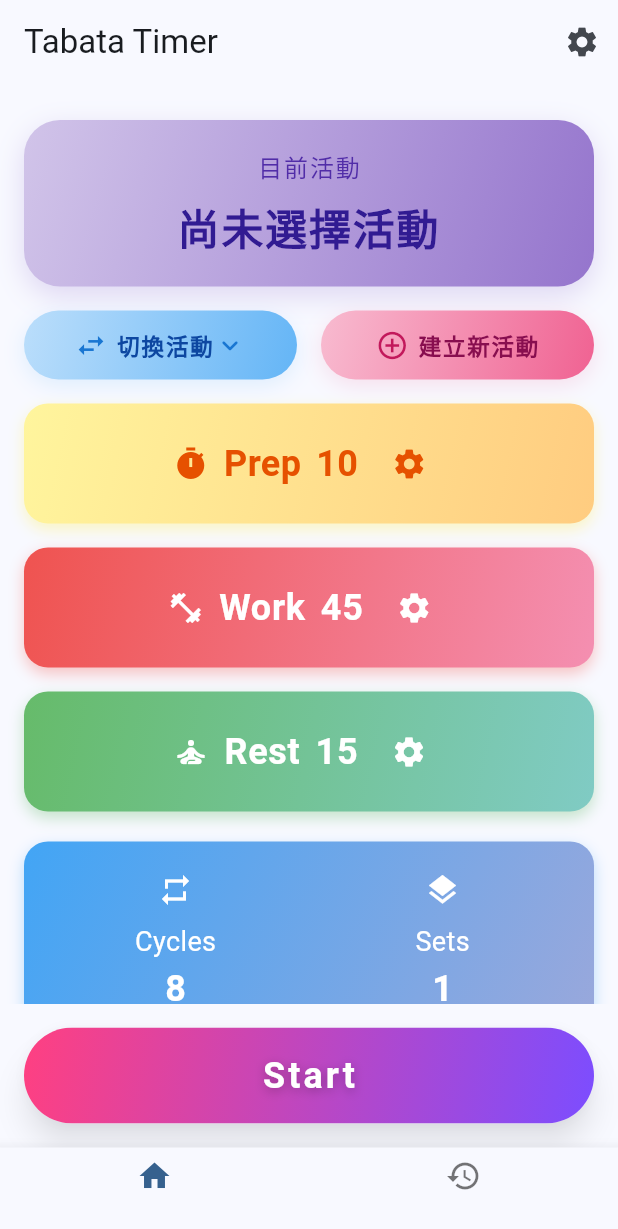
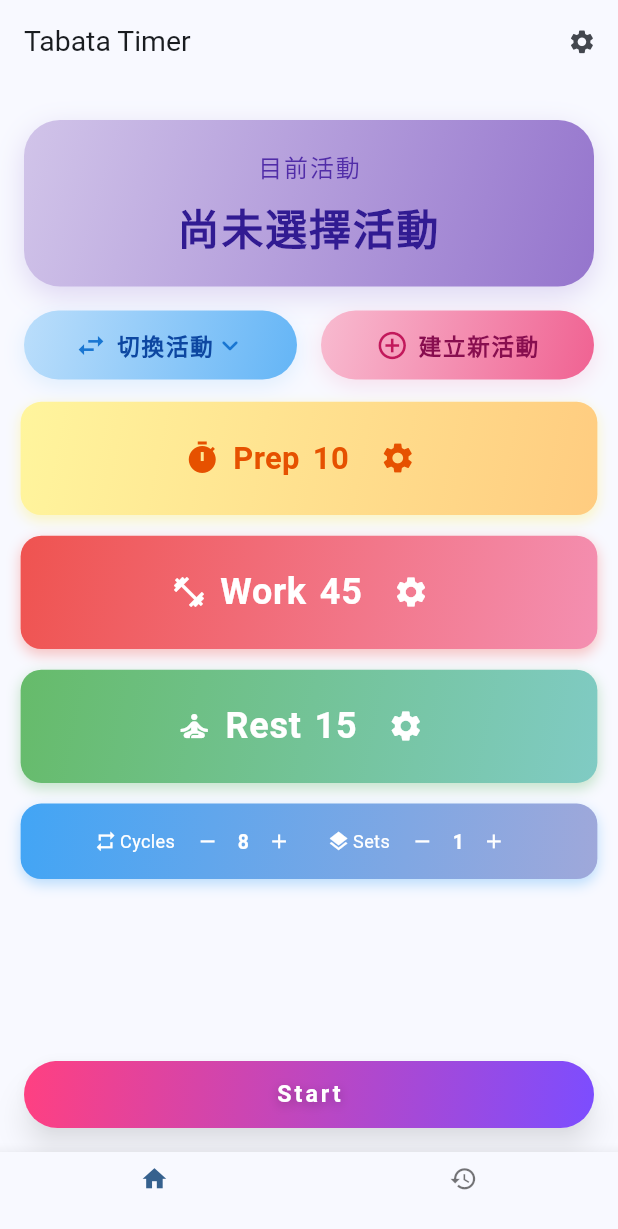
Before and after one commit to brianhsux/TabataApp, a Flutter app: the screen it shows after launch, on a phone screen of 412 x 824 dp. Shown: the top 1229 px of the screen. Run offline on Flutter 3.47's test engine with Material 3 defaults, Android fonts, the phone set to English and light mode, and no system bars; drawn by our look-alikes of dropdown_button2; our stand-ins replace audioplayers, google_mobile_ads, shared_preferences, sqflite, stop_watch_timer, table_calendar; accounts and stored records are empty; network calls fail.

Commit message:
Adds responsive scaling for smaller screens
Implements dynamic UI scaling based on screen height to ensure readability and usability on smaller devices.
The UI now scales linearly when the screen height is less than 900, with a minimum scale of 0.7.

Updates margins, paddings, font sizes, icon sizes, and other UI elements to reflect the applied scale.

```diff
--- a/lib/main.dart
+++ b/lib/main.dart
@@ -547,7 +547,7 @@ class _TabataScreenState extends State<TabataScreen> {
     );
   }
 
-  Widget _buildProgressView(TabataState state, {bool showElapsed = false}) {
+  Widget _buildProgressView(TabataState state, {bool showElapsed = false, double scale = 1.0}) {
     LinearGradient gradient;
     Color textColor;
     String phaseText;
@@ -618,35 +618,35 @@ class _TabataScreenState extends State<TabataScreen> {
     return Container(
       decoration: BoxDecoration(
         gradient: gradient,
-        borderRadius: BorderRadius.circular(32),
+        borderRadius: BorderRadius.circular(32 * scale),
         boxShadow: [
           BoxShadow(
             color: Colors.black.withAlpha((0.08 * 255).toInt()),
-            blurRadius: 16,
-            offset: Offset(0, 8),
+            blurRadius: 16 * scale,
+            offset: Offset(0, 8 * scale),
           ),
         ],
       ),
-      margin: EdgeInsets.all(24),
+      margin: EdgeInsets.all(24 * scale),
       child: Column(
         mainAxisAlignment: MainAxisAlignment.center,
         children: [
-          Icon(iconData, size: 64, color: textColor),
-          SizedBox(height: 16),
+          Icon(iconData, size: 64 * scale, color: textColor),
+          SizedBox(height: 16 * scale),
           Text(
             phaseText,
-            style: TextStyle(fontSize: 48, color: textColor, fontWeight: FontWeight.bold, letterSpacing: 2),
+            style: TextStyle(fontSize: 48 * scale, color: textColor, fontWeight: FontWeight.bold, letterSpacing: 2 * scale),
           ),
           // 圓形倒數進度條
           Stack(
             alignment: Alignment.center,
             children: [
               SizedBox(
-                width: 240,
-                height: 240,
+                width: 240 * scale,
+                height: 240 * scale,
                 child: CircularProgressIndicator(
                   value: _getProgress(),
-                  strokeWidth: 16,
+                  strokeWidth: 16 * scale,
                   backgroundColor: Colors.white24,
                   valueColor: AlwaysStoppedAnimation<Color>(Colors.white),
                 ),
@@ -654,59 +654,59 @@ class _TabataScreenState extends State<TabataScreen> {
               Text(
                 displayText,
                 style: TextStyle(
-                  fontSize: displayText == 'Done' ? 72 : 120,
+                  fontSize: displayText == 'Done' ? 72 * scale : 120 * scale,
                   fontWeight: FontWeight.bold,
                   color: textColor,
                   shadows: [
-                    Shadow(blurRadius: 12, color: Colors.black26, offset: Offset(0, 4)),
+                    Shadow(blurRadius: 12 * scale, color: Colors.black26, offset: Offset(0, 4 * scale)),
                   ],
                 ),
               ),
             ],
           ),
-          SizedBox(height: 20),
+          SizedBox(height: 20 * scale),
           // Cycle and Set on separate lines
           Row(
             mainAxisAlignment: MainAxisAlignment.center,
             children: [
-              Icon(Icons.repeat, color: textColor),
-              SizedBox(width: 8),
+              Icon(Icons.repeat, color: textColor, size: 24 * scale),
+              SizedBox(width: 8 * scale),
               Text(
                 'Cycle:  $_currentCycle / ${state.cycles}',
-                style: TextStyle(fontSize: 24, color: textColor),
+                style: TextStyle(fontSize: 24 * scale, color: textColor),
               ),
             ],
           ),
-          SizedBox(height: 12),
+          SizedBox(height: 12 * scale),
           Row(
             mainAxisAlignment: MainAxisAlignment.center,
             children: [
-              Icon(Icons.layers, color: textColor),
-              SizedBox(width: 8),
+              Icon(Icons.layers, color: textColor, size: 24 * scale),
+              SizedBox(width: 8 * scale),
               Text(
                 'Set:  $_currentSet / ${state.sets}',
-                style: TextStyle(fontSize: 24, color: textColor),
+                style: TextStyle(fontSize: 24 * scale, color: textColor),
               ),
             ],
           ),
-          SizedBox(height: 24),
+          SizedBox(height: 24 * scale),
           if (showElapsed)
             Builder(
               builder: (context) {
                 final d = Duration(seconds: _elapsedSeconds);
                 String twoDigits(int n) => n.toString().padLeft(2, '0');
                 final timeStr = '${twoDigits(d.inHours)}:${twoDigits(d.inMinutes % 60)}:${twoDigits(d.inSeconds % 60)}';
-                return Text('本次運動已進行：$timeStr', style: TextStyle(fontSize: 18, color: Colors.blueGrey));
+                return Text('本次運動已進行：$timeStr', style: TextStyle(fontSize: 18 * scale, color: Colors.blueGrey));
               },
             ),
-          SizedBox(height: 24),
+          SizedBox(height: 24 * scale),
           // 控制按鈕
           Row(
             mainAxisAlignment: MainAxisAlignment.spaceEvenly,
             children: [
               // 上一個狀態
               IconButton(
-                icon: Icon(Icons.skip_previous, size: 36, color: textColor),
+                icon: Icon(Icons.skip_previous, size: 36 * scale, color: textColor),
                 tooltip: '上一個狀態',
                 onPressed: () {
                   final state = context.read<TabataState>();
@@ -740,7 +740,7 @@ class _TabataScreenState extends State<TabataScreen> {
               ),
               // 暫停/繼續按鈕
               IconButton(
-                icon: Icon(_isRunning ? Icons.pause : Icons.play_arrow, size: 48, color: textColor),
+                icon: Icon(_isRunning ? Icons.pause : Icons.play_arrow, size: 48 * scale, color: textColor),
                 tooltip: _isRunning ? '暫停' : '繼續',
                 onPressed: () {
                   if (_isRunning) {
@@ -752,7 +752,7 @@ class _TabataScreenState extends State<TabataScreen> {
               ),
               // 下一個狀態
               IconButton(
-                icon: Icon(Icons.skip_next, size: 36, color: textColor),
+                icon: Icon(Icons.skip_next, size: 36 * scale, color: textColor),
                 tooltip: '下一個狀態',
                 onPressed: () {
                   final state = context.read<TabataState>();
@@ -1155,7 +1155,7 @@ class _TabataScreenState extends State<TabataScreen> {
     );
   }
 
-  Widget _buildSetupView(TabataState state) {
+  Widget _buildSetupView(TabataState state, {double scale = 1.0}) {
     return SingleChildScrollView(
       child: Column(
         children: [
@@ -1168,29 +1168,29 @@ class _TabataScreenState extends State<TabataScreen> {
                 begin: Alignment.topLeft,
                 end: Alignment.bottomRight,
               ),
-              borderRadius: BorderRadius.circular(16),
+              borderRadius: BorderRadius.circular(16 * scale),
               boxShadow: [
                 BoxShadow(
                   color: Colors.yellow.withAlpha((0.3 * 255).toInt()),
-                  blurRadius: 8,
-                  offset: Offset(0, 4),
+                  blurRadius: 8 * scale,
+                  offset: Offset(0, 4 * scale),
                 ),
               ],
             ),
-            margin: EdgeInsets.symmetric(vertical: 8, horizontal: 16),
-            padding: EdgeInsets.symmetric(vertical: 16, horizontal: 12),
+            margin: EdgeInsets.symmetric(vertical: 8 * scale, horizontal: 16 * scale),
+            padding: EdgeInsets.symmetric(vertical: 16 * scale, horizontal: 12 * scale),
             child: Row(
               mainAxisAlignment: MainAxisAlignment.center,
               children: [
                 Icon(Icons.timer, color: Colors.orange.shade900),
-                SizedBox(width: 10),
-                Text('Prep', style: TextStyle(fontSize: 24, color: Colors.orange.shade900, fontWeight: FontWeight.bold)),
-                SizedBox(width: 10),
+                SizedBox(width: 10 * scale),
+                Text('Prep', style: TextStyle(fontSize: 24 * scale, color: Colors.orange.shade900, fontWeight: FontWeight.bold)),
+                SizedBox(width: 10 * scale),
                 Text(
                   state.prepTime.toString(),
-                  style: TextStyle(fontSize: 24, color: Colors.orange.shade900, fontWeight: FontWeight.bold),
-                ),
-                SizedBox(width: 10),
+                  style: TextStyle(fontSize: 24 * scale, color: Colors.orange.shade900, fontWeight: FontWeight.bold),
+                ),
+                SizedBox(width: 10 * scale),
                 IconButton(
                   icon: Icon(Icons.settings, color: Colors.orange.shade900),
                   onPressed: () => _showEditDialog('Prep', state.prepTime, state.updatePrepTime),
@@ -1206,29 +1206,29 @@ class _TabataScreenState extends State<TabataScreen> {
                 begin: Alignment.topLeft,
                 end: Alignment.bottomRight,
               ),
-              borderRadius: BorderRadius.circular(16),
+              borderRadius: BorderRadius.circular(16 * scale),
               boxShadow: [
                 BoxShadow(
                   color: Colors.red.withAlpha((0.3 * 255).toInt()),
-                  blurRadius: 8,
-                  offset: Offset(0, 4),
+                  blurRadius: 8 * scale,
+                  offset: Offset(0, 4 * scale),
                 ),
               ],
             ),
-            margin: EdgeInsets.symmetric(vertical: 8, horizontal: 16),
-            padding: EdgeInsets.symmetric(vertical: 16, horizontal: 12),
+            margin: EdgeInsets.symmetric(vertical: 8 * scale, horizontal: 16 * scale),
+            padding: EdgeInsets.symmetric(vertical: 16 * scale, horizontal: 12 * scale),
             child: Row(
               mainAxisAlignment: MainAxisAlignment.center,
               children: [
                 Icon(Icons.fitness_center, color: Colors.white),
-                SizedBox(width: 10),
+                SizedBox(width: 10 * scale),
                 Text('Work', style: Theme.of(context).textTheme.bodyLarge?.copyWith(color: Colors.white, fontWeight: FontWeight.bold)),
-                SizedBox(width: 10),
+                SizedBox(width: 10 * scale),
                 Text(
                   state.workTime.toString(),
                   style: Theme.of(context).textTheme.bodyLarge?.copyWith(color: Colors.white, fontWeight: FontWeight.bold),
                 ),
-                SizedBox(width: 10),
+                SizedBox(width: 10 * scale),
                 IconButton(
                   icon: Icon(Icons.settings, color: Colors.white),
                   onPressed: () => _showEditDialog('Work', state.workTime, state.updateWorkTime),
@@ -1244,29 +1244,29 @@ class _TabataScreenState extends State<TabataScreen> {
                 begin: Alignment.topLeft,
                 end: Alignment.bottomRight,
               ),
-              borderRadius: BorderRadius.circular(16),
+              borderRadius: BorderRadius.circular(16 * scale),
               boxShadow: [
                 BoxShadow(
                   color: Colors.green.withAlpha((0.3 * 255).toInt()),
-                  blurRadius: 8,
-                  offset: Offset(0, 4),
+                  blurRadius: 8 * scale,
+                  offset: Offset(0, 4 * scale),
                 ),
               ],
             ),
-            margin: EdgeInsets.symmetric(vertical: 8, horizontal: 16),
-            padding: EdgeInsets.symmetric(vertical: 16, horizontal: 12),
+            margin: EdgeInsets.symmetric(vertical: 8 * scale, horizontal: 16 * scale),
+            padding: EdgeInsets.symmetric(vertical: 16 * scale, horizontal: 12 * scale),
             child: Row(
               mainAxisAlignment: MainAxisAlignment.center,
               children: [
                 Icon(Icons.self_improvement, color: Colors.white),
-                SizedBox(width: 10),
+                SizedBox(width: 10 * scale),
                 Text('Rest', style: Theme.of(context).textTheme.bodyLarge?.copyWith(color: Colors.white, fontWeight: FontWeight.bold)),
-                SizedBox(width: 10),
+                SizedBox(width: 10 * scale),
                 Text(
                   state.restTime.toString(),
                   style: Theme.of(context).textTheme.bodyLarge?.copyWith(color: Colors.white, fontWeight: FontWeight.bold),
                 ),
-                SizedBox(width: 10),
+                SizedBox(width: 10 * scale),
                 IconButton(
                   icon: Icon(Icons.settings, color: Colors.white),
                   onPressed: () => _showEditDialog('Rest', state.restTime, state.updateRestTime),
@@ -1282,79 +1282,70 @@ class _TabataScreenState extends State<TabataScreen> {
                 begin: Alignment.topLeft,
                 end: Alignment.bottomRight,
               ),
-              borderRadius: BorderRadius.circular(16),
+              borderRadius: BorderRadius.circular(16 * scale),
               boxShadow: [
                 BoxShadow(
                   color: Colors.blue.withAlpha((0.3 * 255).toInt()),
-                  blurRadius: 8,
-                  offset: Offset(0, 4),
+                  blurRadius: 8 * scale,
+                  offset: Offset(0, 4 * scale),
                 ),
               ],
             ),
-            margin: EdgeInsets.symmetric(vertical: 12, horizontal: 16),
-            padding: EdgeInsets.symmetric(vertical: 20, horizontal: 12),
+            margin: EdgeInsets.symmetric(vertical: 8 * scale, horizontal: 16 * scale),
+            padding: EdgeInsets.symmetric(vertical: 6 * scale, horizontal: 8 * scale),
             child: Row(
-              mainAxisAlignment: MainAxisAlignment.spaceEvenly,
+              mainAxisAlignment: MainAxisAlignment.center,
               children: [
-                // Cycles block
-                Expanded(
-                  child: Column(
-                    mainAxisAlignment: MainAxisAlignment.center,
-                    children: [
-                      Icon(Icons.repeat, color: Colors.white),
-                      SizedBox(height: 10),
-                      Text('Cycles', style: Theme.of(context).textTheme.bodyMedium?.copyWith(color: Colors.white)),
-                      Text(
-                        state.cycles.toString(),
-                        style: Theme.of(context).textTheme.bodyLarge?.copyWith(color: Colors.white, fontWeight: FontWeight.bold),
-                      ),
-                      Row(
-                        mainAxisAlignment: MainAxisAlignment.center,
-                        children: [
-                          IconButton(
-                            icon: Icon(Icons.remove, color: Colors.white),
-                            onPressed: () {
-                              if (state.cycles > 1) state.updateCycles(state.cycles - 1);
-                            },
-                          ),
-                          IconButton(
-                            icon: Icon(Icons.add, color: Colors.white),
-                            onPressed: () => state.updateCycles(state.cycles + 1),
-                          ),
-                        ],
-                      ),
-                    ],
-                  ),
-                ),
-                // Sets block
-                Expanded(
-                  child: Column(
-                    mainAxisAlignment: MainAxisAlignment.center,
-                    children: [
-                      Icon(Icons.layers, color: Colors.white),
-                      SizedBox(height: 10),
-                      Text('Sets', style: Theme.of(context).textTheme.bodyMedium?.copyWith(color: Colors.white)),
-                      Text(
-                        state.sets.toString(),
-                        style: Theme.of(context).textTheme.bodyLarge?.copyWith(color: Colors.white, fontWeight: FontWeight.bold),
-                      ),
-                      Row(
-                        mainAxisAlignment: MainAxisAlignment.center,
-                        children: [
-                          IconButton(
-                            icon: Icon(Icons.remove, color: Colors.white),
-                            onPressed: () {
-                              if (state.sets > 1) state.updateSets(state.sets - 1);
-                            },
-                          ),
-                          IconButton(
-                            icon: Icon(Icons.add, color: Colors.white),
-                            onPressed: () => state.updateSets(state.sets + 1),
-                          ),
-                        ],
-                      ),
-                    ],
-                  ),
+                // Cycles
+                Icon(Icons.repeat, color: Colors.white, size: 18 * scale),
+                SizedBox(width: 2 * scale),
+                Text('Cycles', style: TextStyle(fontSize: 14 * scale, color: Colors.white)),
+                SizedBox(width: 2 * scale),
+                IconButton(
+                  icon: Icon(Icons.remove, color: Colors.white, size: 18 * scale),
+                  padding: EdgeInsets.zero,
+                  constraints: BoxConstraints(),
+                  visualDensity: VisualDensity.compact,
+                  onPressed: () {
+                    if (state.cycles > 1) state.updateCycles(state.cycles - 1);
+                  },
+                ),
+                Text(
+                  state.cycles.toString(),
+                  style: TextStyle(fontSize: 15 * scale, color: Colors.white, fontWeight: FontWeight.bold),
+                ),
+                IconButton(
+                  icon: Icon(Icons.add, color: Colors.white, size: 18 * scale),
+                  padding: EdgeInsets.zero,
+                  constraints: BoxConstraints(),
+                  visualDensity: VisualDensity.compact,
+                  onPressed: () => state.updateCycles(state.cycles + 1),
+                ),
+                SizedBox(width: 14 * scale),
+                // Sets
+                Icon(Icons.layers, color: Colors.white, size: 18 * scale),
+                SizedBox(width: 2 * scale),
+                Text('Sets', style: TextStyle(fontSize: 14 * scale, color: Colors.white)),
+                SizedBox(width: 2 * scale),
+                IconButton(
+                  icon: Icon(Icons.remove, color: Colors.white, size: 18 * scale),
+                  padding: EdgeInsets.zero,
+                  constraints: BoxConstraints(),
+                  visualDensity: VisualDensity.compact,
+                  onPressed: () {
+                    if (state.sets > 1) state.updateSets(state.sets - 1);
+                  },
+                ),
+                Text(
+                  state.sets.toString(),
+                  style: TextStyle(fontSize: 15 * scale, color: Colors.white, fontWeight: FontWeight.bold),
+                ),
+                IconButton(
+                  icon: Icon(Icons.add, color: Colors.white, size: 18 * scale),
+                  padding: EdgeInsets.zero,
+                  constraints: BoxConstraints(),
+                  visualDensity: VisualDensity.compact,
+                  onPressed: () => state.updateSets(state.sets + 1),
                 ),
               ],
             ),
@@ -1375,23 +1366,33 @@ class _TabataScreenState extends State<TabataScreen> {
       }
     }
 
+    // 動態縮放：螢幕高度小於900時線性縮小UI，並扣除 banner 高度
+    final screenHeight = MediaQuery.of(context).size.height;
+    print('DEBUG: screenHeight = ' + screenHeight.toString());
+    double scale = 1.0;
+    final bannerHeight = 50.0;
+    final availableHeight = screenHeight - bannerHeight;
+    if (availableHeight < 900) {
+      scale = (availableHeight / 900).clamp(0.7, 1.0);
+    }
+
     final List<Widget> _pages = [
       Column(
         children: [
           Expanded(
-            child: showSetup ? _buildSetupView(state) : _buildProgressView(state, showElapsed: true),
+            child: showSetup ? _buildSetupView(state, scale: scale) : _buildProgressView(state, showElapsed: true, scale: scale),
           ),
           if (showSetup)
             Padding(
               padding: const EdgeInsets.all(16.0),
               child: SizedBox(
                 width: double.infinity,
-                height: 64,
+                height: 52 * scale,
                 child: ElevatedButton(
                   style: ElevatedButton.styleFrom(
-                    padding: EdgeInsets.zero, // 讓 Ink 填滿
+                    padding: EdgeInsets.zero,
                     shape: RoundedRectangleBorder(
-                      borderRadius: BorderRadius.circular(32),
+                      borderRadius: BorderRadius.circular(28 * scale),
                     ),
                     elevation: 8,
                     backgroundColor: Colors.transparent,
@@ -1408,15 +1409,15 @@ class _TabataScreenState extends State<TabataScreen> {
                         begin: Alignment.topLeft,
                         end: Alignment.bottomRight,
                       ),
-                      borderRadius: BorderRadius.circular(32),
+                      borderRadius: BorderRadius.circular(28 * scale),
                     ),
                     child: Container(
-                      height: 64,
+                      height: 52 * scale,
                       alignment: Alignment.center,
                       child: Text(
                         'Start',
                         style: TextStyle(
-                          fontSize: 24,
+                          fontSize: 18 * scale,
                           fontWeight: FontWeight.bold,
                           letterSpacing: 2,
                           color: Colors.white,
@@ -1437,17 +1438,17 @@ class _TabataScreenState extends State<TabataScreen> {
 
     return Scaffold(
       appBar: AppBar(
-        title: Text('Tabata Timer'),
+        title: Text('Tabata Timer', style: TextStyle(fontSize: 22 * scale)),
         leading: !showSetup
             ? IconButton(
-                icon: Icon(Icons.close),
+                icon: Icon(Icons.close, size: 22 * scale),
                 tooltip: 'Stop',
                 onPressed: () => _stopTimer(userInitiated: true),
               )
             : null,
         actions: [
           IconButton(
-            icon: Icon(Icons.settings),
+            icon: Icon(Icons.settings, size: 22 * scale),
             onPressed: () {
               Navigator.push(
                 context,
@@ -1477,8 +1478,8 @@ class _TabataScreenState extends State<TabataScreen> {
           });
         },
         items: [
-          BottomNavigationBarItem(icon: Icon(Icons.home), label: ''),
-          BottomNavigationBarItem(icon: Icon(Icons.history), label: ''),
+          BottomNavigationBarItem(icon: Icon(Icons.home, size: 22 * scale), label: ''),
+          BottomNavigationBarItem(icon: Icon(Icons.history, size: 22 * scale), label: ''),
         ],
       ),
     );
```
